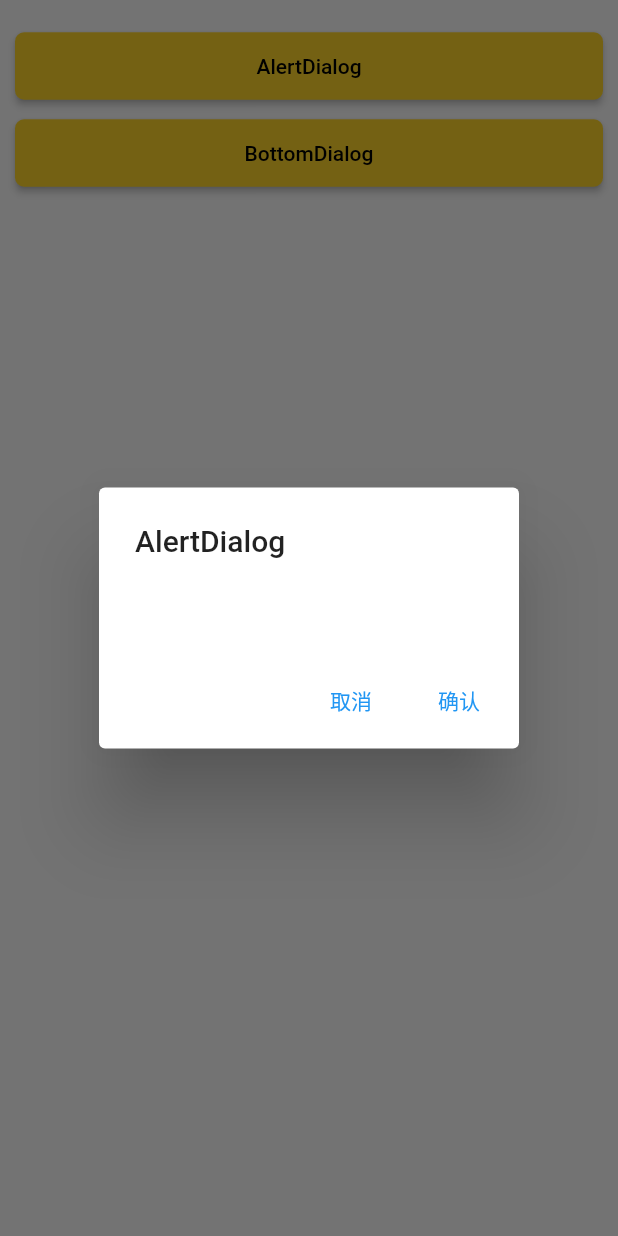
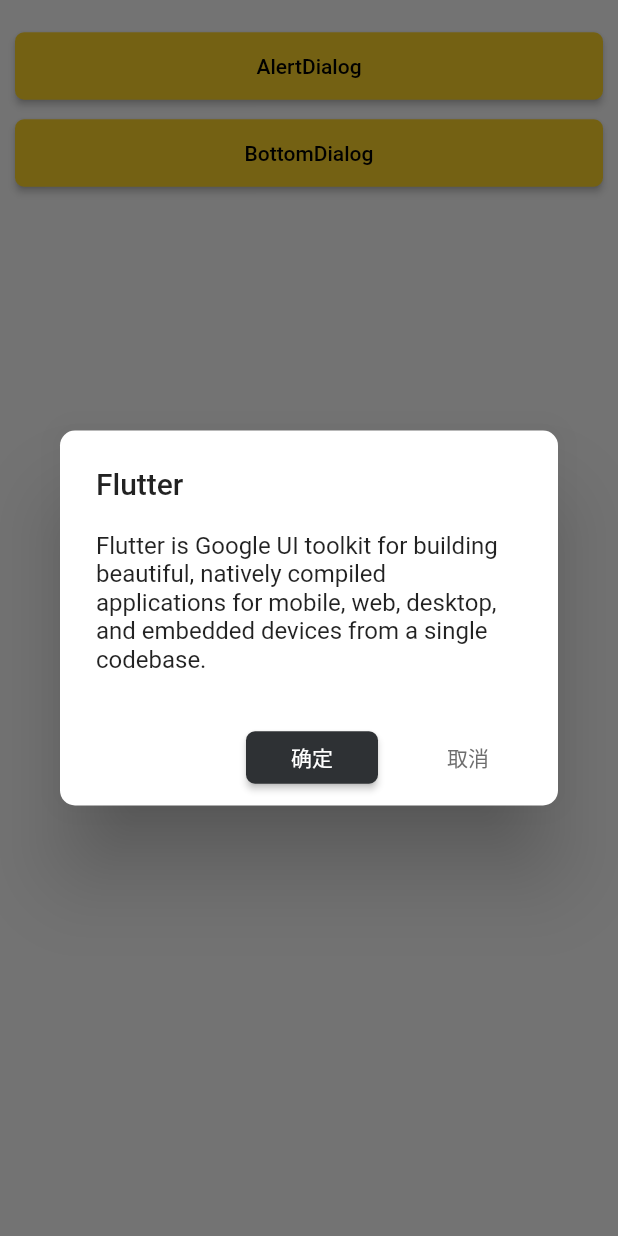
Before and after one commit to hello-ring/z_dialog, a Flutter app: the screen it shows after launch, after a tap on "AlertDialog", on a phone screen of 412 x 824 dp. Run offline on Flutter 3.47's test engine with Material 2 defaults, Android fonts, the phone set to English and light mode, and no system bars.

Commit message:
Update AlertDialog UI

```diff
--- a/example/lib/pages/home_page.dart
+++ b/example/lib/pages/home_page.dart
@@ -24,10 +24,26 @@ class _HomePageState extends State<HomePage> {
             GlobalButton(
               text: 'AlertDialog',
               onPressed: () async {
-                ZAlert.showAlert(
-                  context,
-                  title: 'AlertDialog',
-                );
+                ZDialog.showAlert(context,
+                    title: 'Flutter',
+                    content:
+                        'Flutter is Google UI toolkit for building beautiful, natively compiled applications for mobile, web, desktop, and embedded devices from a single codebase.',
+                    actions: <Widget>[
+                      ZButton(
+                        isConfirm: true,
+                        text: '确定',
+                        onPressed: () {
+                          Navigator.of(context).pop();
+                        },
+                      ),
+                      ZButton(
+                        isConfirm: false,
+                        text: '取消',
+                        onPressed: () {
+                          Navigator.of(context).pop();
+                        },
+                      ),
+                    ]);
               },
             ),
             const SizedBox(
@@ -36,7 +52,7 @@ class _HomePageState extends State<HomePage> {
             GlobalButton(
               text: 'BottomDialog',
               onPressed: () async {
-                ZAlert.showBottomDialog(context,
+                ZDialog.showBottomDialog(context,
                     options: ['Ring', 'Koa', 'Flutter'], onClick: (i, value) {
                   Navigator.of(context).pop();
                 });
--- /dev/null
+++ b/lib/src/buttons.dart
@@ -0,0 +1,19 @@
+import 'package:flutter/material.dart';
+import 'package:z_dialog/widget/global_button.dart';
+
+class ZButton extends StatelessWidget {
+  final bool isConfirm;
+  final String? text;
+  final VoidCallback? onPressed;
+  const ZButton({Key? key, this.text, this.onPressed, this.isConfirm = false})
+      : super(key: key);
+
+  @override
+  Widget build(BuildContext context) {
+    return GlobalButton(
+      isConfirm: isConfirm,
+      text: text,
+      onPressed: onPressed,
+    );
+  }
+}
--- a/lib/src/z_alert_dialog.dart
+++ b/lib/src/z_alert_dialog.dart
@@ -1,109 +1,162 @@
+import 'dart:ui';
+
 import 'package:flutter/material.dart';
+import 'package:z_dialog/widget/global_button.dart';
 
-// index  取消:0 ,确认:1
-typedef _ClickCallBack = void Function(int selectIndex, String selectText);
-typedef _DismissCallBack = void Function();
+class ZAlertDialog extends StatelessWidget {
+  final Widget? title;
+  final Widget? content;
+  final String? leftBtnTxt;
+  final String? rightBtnTxt;
+  final TextStyle? titleTextStyle;
+  final EdgeInsetsGeometry? contentPadding;
+  final TextStyle? contentTextStyle;
+  final List<Widget>? actions;
+  final EdgeInsetsGeometry? buttonPadding;
+  final EdgeInsetsGeometry? actionsPadding;
+  final MainAxisAlignment? actionsAlignment;
+  final VerticalDirection? actionsOverflowDirection;
+  final double? actionsOverflowButtonSpacing;
 
-class ZAlert {
-  static void showAlert(BuildContext context,
-      {String title = '',
-      String content = '',
-      String leftText = '取消',
-      String rightText = '确认',
-      _ClickCallBack? clickCallback,
-      _DismissCallBack? dismissCallBack}) async {
-    showDialog(
-        context: context,
-        builder: (context) {
-          return AlertDialog(
-            title: Text(title),
-            content: Text(content),
-            actions: <Widget>[
-              TextButton(
-                  onPressed: (() {
-                    if (clickCallback != null) {
-                      clickCallback(0, leftText);
-                    }
-                    Navigator.pop(context);
-                  }),
-                  child: Text(leftText)),
-              TextButton(
-                  onPressed: (() {
-                    if (clickCallback != null) {
-                      clickCallback(1, rightText);
-                    }
-                    Navigator.pop(context);
-                  }),
-                  child: Text(rightText))
-            ],
+  const ZAlertDialog({
+    Key? key,
+    this.title,
+    this.content,
+    this.titleTextStyle,
+    this.contentTextStyle,
+    this.contentPadding = const EdgeInsets.fromLTRB(24.0, 20.0, 24.0, 24.0),
+    this.actions,
+    this.buttonPadding,
+    this.actionsPadding = EdgeInsets.zero,
+    this.actionsAlignment,
+    this.actionsOverflowDirection,
+    this.actionsOverflowButtonSpacing,
+    this.leftBtnTxt,
+    this.rightBtnTxt,
+  }) : super(key: key);
+
+  static const RoundedRectangleBorder _defaultDialogShape =
+      RoundedRectangleBorder(
+          borderRadius: BorderRadius.all(Radius.circular(10.0)));
+
+  static const double _defaultElevation = 24.0;
+
+  @override
+  Widget build(BuildContext context) {
+    final DialogTheme dialogTheme = DialogTheme.of(context);
+    final ThemeData theme = Theme.of(context);
+
+// The paddingScaleFactor is used to adjust the padding of Dialog's
+    // children.
+    final double paddingScaleFactor =
+        _paddingScaleFactor(MediaQuery.of(context).textScaleFactor);
+    final TextDirection? textDirection = Directionality.maybeOf(context);
+
+    Widget? titleWidget;
+    Widget? contentWidget;
+    Widget? actionsWidget;
+    if (title != null) {
+      final EdgeInsets defaultTitlePadding =
+          EdgeInsets.fromLTRB(24.0, 24.0, 24.0, content == null ? 20.0 : 0.0);
+      final EdgeInsets effectiveTitlePadding = defaultTitlePadding;
+      titleWidget = Padding(
+        padding: EdgeInsets.only(
+          left: effectiveTitlePadding.left * paddingScaleFactor,
+          right: effectiveTitlePadding.right * paddingScaleFactor,
+          top: effectiveTitlePadding.top * paddingScaleFactor,
+          bottom: effectiveTitlePadding.bottom,
+        ),
+        child: DefaultTextStyle(
+          style: titleTextStyle ??
+              dialogTheme.titleTextStyle ??
+              theme.textTheme.headline6!,
+          child: Semantics(
+            container: true,
+            child: title,
+          ),
+        ),
       );
-        }).then((value) {
-      if (dismissCallBack == null) {
-        return;
-      }
-      dismissCallBack.call();
-    });
     }
 
-  ///底部弹出框
-  static void showBottomDialog(BuildContext context,
-      {List<String>? options, _ClickCallBack? onClick}) async {
-    await showModalBottomSheet(
-        context: context,
-        builder: (context) {
-          return Column(
+    if (content != null) {
+      final EdgeInsets effectiveContentPadding =
+          contentPadding!.resolve(textDirection);
+      contentWidget = Padding(
+        padding: EdgeInsets.only(
+          left: effectiveContentPadding.left * paddingScaleFactor,
+          right: effectiveContentPadding.right * paddingScaleFactor,
+          top: title == null
+              ? effectiveContentPadding.top * paddingScaleFactor
+              : effectiveContentPadding.top,
+          bottom: effectiveContentPadding.bottom,
+        ),
+        child: DefaultTextStyle(
+          style: contentTextStyle ??
+              dialogTheme.contentTextStyle ??
+              theme.textTheme.subtitle1!,
+          child: Semantics(
+            container: true,
+            child: content,
+          ),
+        ),
+      );
+    }
+
+    // if (actions != null) {
+    //   final double spacing = (buttonPadding?.horizontal ?? 16) / 2;
+    //   actionsWidget = Padding(
+    //     padding: actionsPadding!.add(EdgeInsets.all(spacing)),
+    //     child: OverflowBar(
+    //       alignment: actionsAlignment ?? MainAxisAlignment.end,
+    //       spacing: spacing,
+    //       overflowAlignment: OverflowBarAlignment.end,
+    //       overflowDirection: actionsOverflowDirection ?? VerticalDirection.down,
+    //       overflowSpacing: actionsOverflowButtonSpacing ?? 0,
+    //       children: actions!,
+    //     ),
+    //   );
+    // }
+
+    final double spacing = (buttonPadding?.horizontal ?? 16) / 2;
+    actionsWidget = Padding(
+      padding: actionsPadding!.add(EdgeInsets.all(spacing)),
+      child: OverflowBar(
+        alignment: actionsAlignment ?? MainAxisAlignment.end,
+        spacing: spacing,
+        overflowAlignment: OverflowBarAlignment.end,
+        overflowDirection: actionsOverflowDirection ?? VerticalDirection.down,
+        overflowSpacing: actionsOverflowButtonSpacing ?? 0,
+        children: actions!,
+      ),
+    );
+
+    Widget dialogChild = IntrinsicWidth(
+      stepWidth: 56.0,
+      child: ConstrainedBox(
+        constraints: const BoxConstraints(minWidth: 280.0),
+        child: Column(
           mainAxisSize: MainAxisSize.min,
-            children: [
-              Column(
-                mainAxisSize: MainAxisSize.min, //最小尺度占用空间
-                children: options != null
-                    ? options
-                        .asMap()
-                        .map((i, item) {
-                          return MapEntry(
-                              i,
-                              Column(
-                                children: [
-                                  ListTile(
-                                    onTap: () {
-                                      if (onClick != null) {
-                                        onClick(i, item);
-                                      }
-                                    },
-                                    title: ClipRRect(
-                                      borderRadius: BorderRadius.circular(20),
-                                      child: Center(
-                                          child: Text(
-                                        item,
-                                      )),
+          crossAxisAlignment: CrossAxisAlignment.stretch,
+          children: <Widget>[
+            if (title != null) titleWidget!,
+            if (content != null) contentWidget!,
+            if (actions != null) actionsWidget,
+          ],
         ),
-                                  )
-                                ],
-                              ));
-                        })
-                        .values
-                        .toList()
-                    : [],
       ),
-              const Divider(
-                height: 1,
-              ),
-              ListTile(
-                onTap: () {
-                  if (onClick != null) {
-                    onClick(-1, '取消');
-                  }
-                },
-                title: ClipRRect(
-                  borderRadius: BorderRadius.circular(20),
-                  child: const Center(
-                      child: Text(
-                    '取消',
-                  )),
-                ),
-              )
-            ],
     );
-        });
+
+    return Dialog(
+      elevation: _defaultElevation,
+      child: dialogChild,
+      shape: _defaultDialogShape,
+    );
   }
 }
+
+double _paddingScaleFactor(double textScaleFactor) {
+  final double clampedTextScaleFactor = textScaleFactor.clamp(1.0, 2.0);
+  // The final padding scale factor is clamped between 1/3 and 1. For example,
+  // a non-scaled padding of 24 will produce a padding between 24 and 8.
+  return lerpDouble(1.0, 1.0 / 3.0, clampedTextScaleFactor - 1.0)!;
+}
--- /dev/null
+++ b/lib/src/z_dialog.dart
@@ -0,0 +1,97 @@
+import 'package:flutter/material.dart';
+
+import 'z_alert_dialog.dart';
+
+// index  取消:0 ,确认:1
+typedef _ClickCallBack = void Function(int selectIndex, String selectText);
+typedef _DismissCallBack = void Function();
+
+class ZDialog {
+  ///普通弹框
+
+  static void showAlert(BuildContext context,
+      {String title = '',
+      String content = '',
+      String leftText = '取消',
+      String rightText = '确认',
+      List<Widget>? actions,
+      _ClickCallBack? clickCallback,
+      _DismissCallBack? dismissCallBack}) async {
+    showDialog(
+        context: context,
+        builder: (context) {
+          return ZAlertDialog(
+            title: Text(title),
+            content: Text(content),
+            actions: actions,
+          );
+        }).then((value) {
+      if (dismissCallBack == null) {
+        return;
+      }
+      dismissCallBack.call();
+    });
+  }
+
+  ///底部弹出框
+  static void showBottomDialog(BuildContext context,
+      {List<String>? options, _ClickCallBack? onClick}) async {
+    await showModalBottomSheet(
+        context: context,
+        builder: (context) {
+          return Column(
+            mainAxisSize: MainAxisSize.min,
+            children: [
+              Column(
+                mainAxisSize: MainAxisSize.min, //最小尺度占用空间
+                children: options != null
+                    ? options
+                        .asMap()
+                        .map((i, item) {
+                          return MapEntry(
+                              i,
+                              Column(
+                                children: [
+                                  ListTile(
+                                    onTap: () {
+                                      if (onClick != null) {
+                                        onClick(i, item);
+                                      }
+                                    },
+                                    title: ClipRRect(
+                                      borderRadius: BorderRadius.circular(20),
+                                      child: Center(
+                                          child: Text(
+                                        item,
+                                      )),
+                                    ),
+                                  )
+                                ],
+                              ));
+                        })
+                        .values
+                        .toList()
+                    : [],
+              ),
+              const Divider(
+                height: 1,
+              ),
+              ListTile(
+                onTap: () {
+                  if (onClick != null) {
+                    onClick(-1, '取消');
+                  }
+                },
+                title: ClipRRect(
+                  borderRadius: BorderRadius.circular(20),
+                  child: const Center(
+                      child: Text(
+                    '取消',
+                  )),
+                ),
+              )
+            ],
+          );
+        });
+  }
+}
--- /dev/null
+++ b/lib/util/color.dart
@@ -0,0 +1,18 @@
+import 'package:flutter/material.dart';
+
+///主色调
+const Color primary = Color(0xFFFDD429);
+
+///主色调 黑色
+const Color primaryBlack = Color(0xFF2E3134);
+
+///主色调 黑色
+const Color primaryCancelBlack = Color(0xFF6E6E6E);
+
+///主色调 灰色文本
+const Color primaryGrayTxt = Color(0xFFC5C5CD);
+
+///主色调 按钮不可用时的颜色
+const Color primaryDisable = Color(0xFFFDF796);
+
+const Color themeColor = Color(0xff00bc56);
--- /dev/null
+++ b/lib/widget/global_button.dart
@@ -0,0 +1,62 @@
+import 'package:flutter/material.dart';
+import 'package:z_dialog/util/color.dart';
+
+class GlobalButton extends StatefulWidget {
+  final String? text;
+  final bool enable;
+  final bool loading;
+  final Color textColor;
+  final Color bgColor;
+  final VoidCallback? onPressed;
+  final bool isConfirm;
+
+  const GlobalButton({
+    Key? key,
+    this.text,
+    this.enable = true,
+    this.onPressed,
+    this.loading = false,
+    this.bgColor = primaryBlack,
+    this.textColor = Colors.white,
+    this.isConfirm = false,
+  }) : super(key: key);
+
+  @override
+  _GlobalButtonState createState() => _GlobalButtonState();
+}
+
+class _GlobalButtonState extends State<GlobalButton> {
+  @override
+  Widget build(BuildContext context) {
+    if (!widget.isConfirm) {
+      return Padding(
+        padding: const EdgeInsets.symmetric(horizontal: 20),
+        child: TextButton(
+          child: Text(widget.text ?? '',
+              style: const TextStyle(color: primaryCancelBlack, fontSize: 14)),
+          onPressed: widget.enable ? widget.onPressed : null,
+        ),
+      );
+    }
+
+    return MaterialButton(
+        color: widget.isConfirm ? widget.bgColor : Colors.white,
+        shape: RoundedRectangleBorder(borderRadius: BorderRadius.circular(6)),
+        disabledColor: primaryBlack,
+        onPressed: widget.enable ? widget.onPressed : null,
+        height: 35,
+        child: widget.loading
+            ? const SizedBox(
+                width: 18,
+                height: 18,
+                child: CircularProgressIndicator(
+                  color: Colors.black,
+                  // strokeWidth: ,
+                ),
+              )
+            : Text(
+                widget.text ?? '',
+                style: TextStyle(color: widget.textColor, fontSize: 14),
+              ));
+  }
+}
--- a/lib/z_dialog.dart
+++ b/lib/z_dialog.dart
@@ -1 +1,3 @@
+export 'package:z_dialog/src/z_dialog.dart';
 export 'package:z_dialog/src/z_alert_dialog.dart';
+export 'package:z_dialog/src/buttons.dart';
```
Lines whose indentation alone changed are shown as unchanged.
